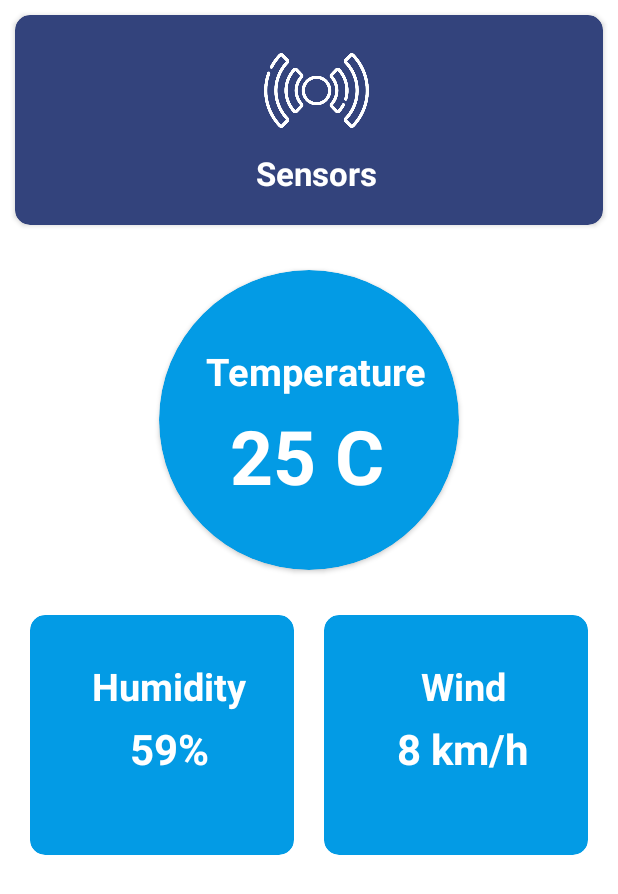
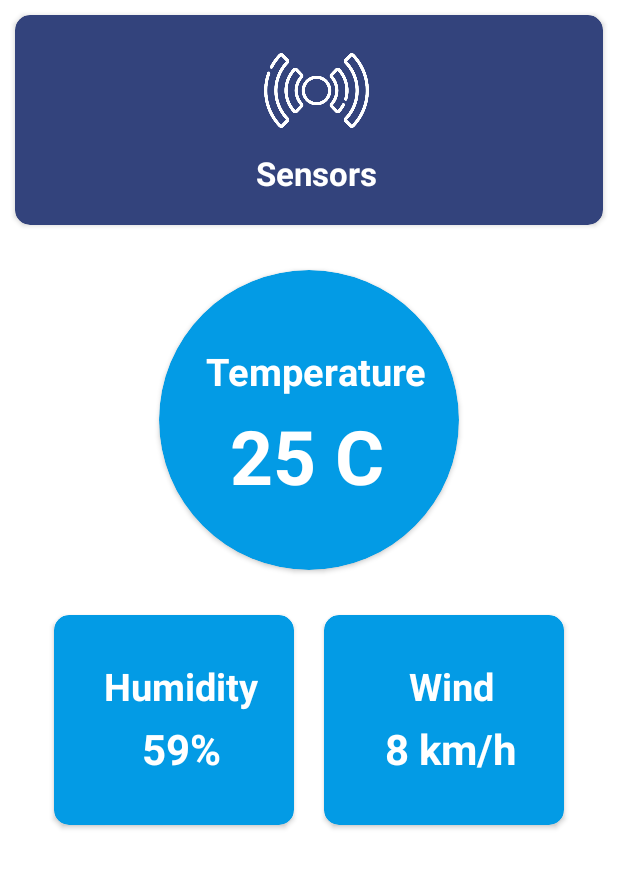
Before and after one commit to Bilal-Technolligence/HomeAutomation, an Android app: the SensorsActivity screen opened directly, with no data from a screen before it, on a phone screen of 412 x 824 dp. Shown: the top 894 px of the screen. Run offline under Robolectric (Android 15) with nearby library versions, the phone set to English and light mode, and no system bars.

Commit message:
fan + sensors + login

```diff
--- a/app/src/main/res/layout/activity_sensors.xml
+++ b/app/src/main/res/layout/activity_sensors.xml
@@ -78,8 +78,8 @@
                     android:layout_alignParentRight="true"
                     app:cardCornerRadius="100dp"
                     android:layout_margin="10dp"
-                    android:padding="5dp"
-                    app:cardBackgroundColor="#039BE5">
+                    app:cardBackgroundColor="#039BE5"
+                    android:elevation="200dp">
 
                     <LinearLayout
                         android:layout_width="match_parent"
@@ -130,10 +130,9 @@
 
 
                 <androidx.cardview.widget.CardView
-                    android:layout_height="160dp"
+                    android:layout_height="140dp"
                     android:layout_width="160dp"
                     android:layout_alignParentRight="true"
-                    android:layout_weight="1"
                     app:cardCornerRadius="10dp"
                     android:layout_margin="10dp"
                     app:cardBackgroundColor="#039BE5">
@@ -172,10 +171,9 @@
 
                 </androidx.cardview.widget.CardView>
                 <androidx.cardview.widget.CardView
-                    android:layout_height="160dp"
+                    android:layout_height="140dp"
                     android:layout_width="160dp"
                     android:layout_alignParentRight="true"
-                    android:layout_weight="1"
                     app:cardCornerRadius="10dp"
                     android:layout_margin="10dp"
                     app:cardBackgroundColor="#039BE5">
```
